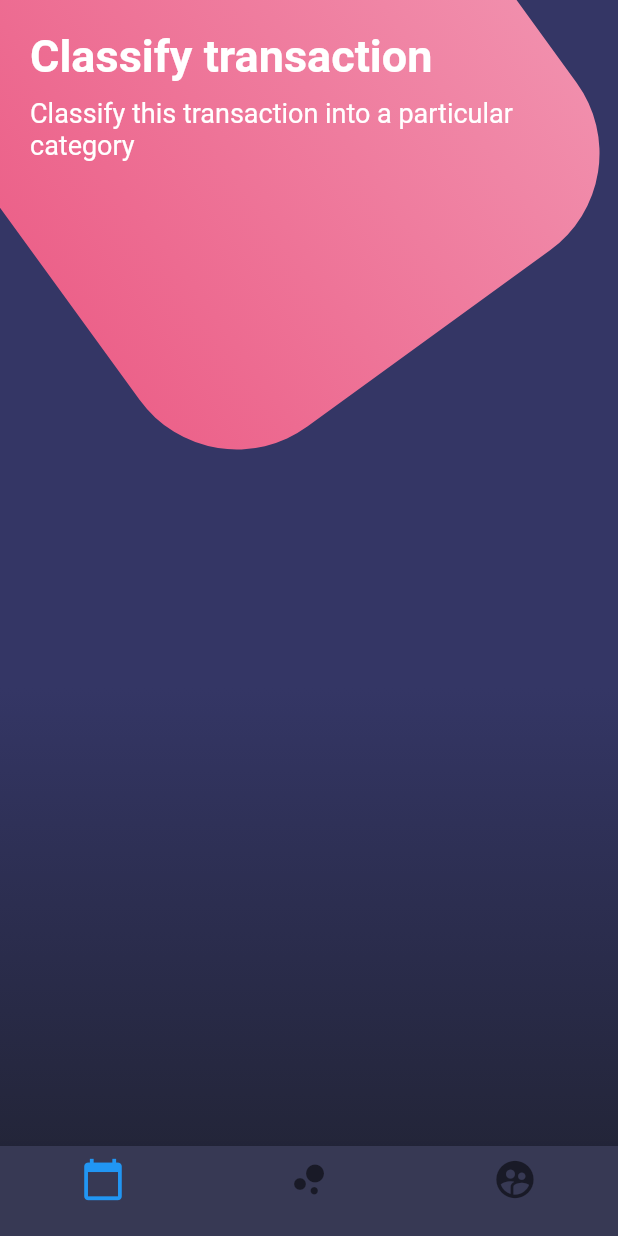
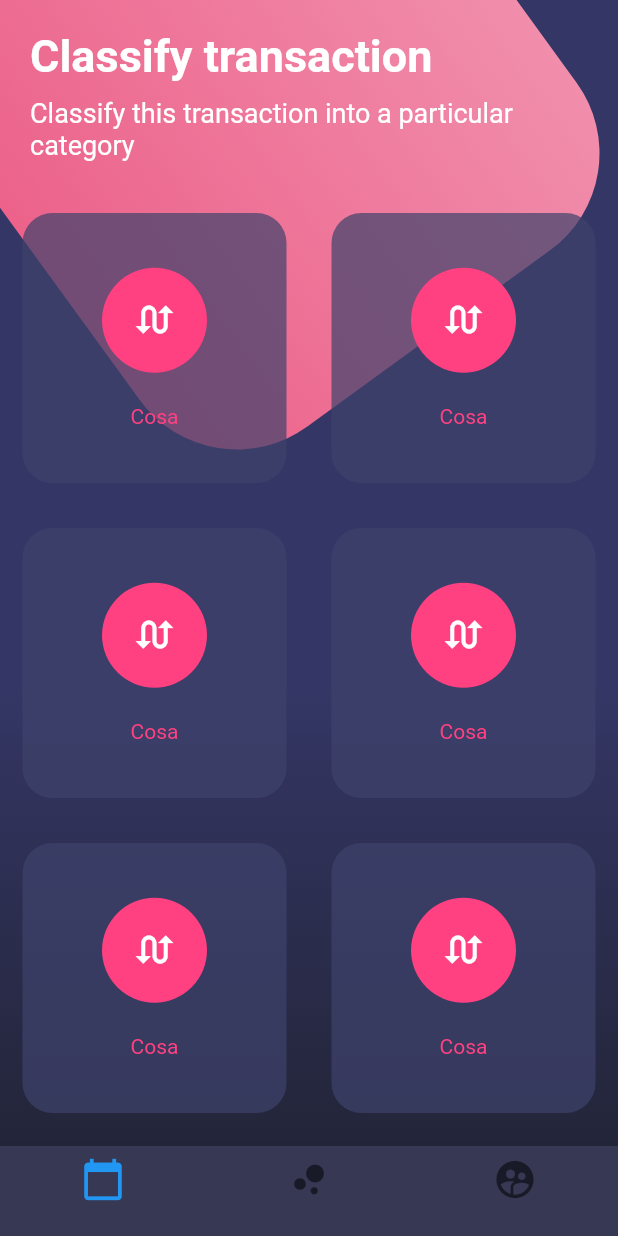
Before and after one commit to KarenTamer/Disenos, a Flutter app: the screen it shows after launch, on a phone screen of 412 x 824 dp. Run offline on Flutter 3.47's test engine with Material 2 defaults, Android fonts, the phone set to English and light mode, and no system bars.

Commit message:
DiseñoCompuesto Table

```diff
--- a/lib/src/pages/botones_page.dart
+++ b/lib/src/pages/botones_page.dart
@@ -15,6 +15,7 @@ class BotonesPage extends StatelessWidget {
             child: Column(
               children: <Widget>[
                 _titulos(),
+                _botonesRedondeados(),
               ],
             ),
           )
@@ -115,4 +116,61 @@ class BotonesPage extends StatelessWidget {
     );
   }
 
+  Widget _botonesRedondeados(){
+    return Table(
+      children: [
+        TableRow(
+          children: [
+           _crearBotonRedondeado(),
+           _crearBotonRedondeado(),
+          ]
+        ),
+        TableRow(
+          children: [
+          _crearBotonRedondeado(),
+           _crearBotonRedondeado(),
+          ]
+        ),
+        TableRow(
+          children: [
+          _crearBotonRedondeado(),
+           _crearBotonRedondeado(),
+          ]
+        ),
+        TableRow(
+          children: [
+          _crearBotonRedondeado(),
+           _crearBotonRedondeado(),
+          ]
+        ),
+
+      ],
+    );
+  }
+
+  Widget _crearBotonRedondeado(){
+    return Container(
+      height: 180.0,
+      margin: EdgeInsets.all(15.0),
+      decoration: BoxDecoration(
+        color: Color.fromRGBO(62, 66, 107, 0.7),
+        borderRadius: BorderRadius.circular(20.0)
+      ),
+      child: Column(
+        mainAxisAlignment: MainAxisAlignment.spaceAround,
+        children: <Widget>[
+          SizedBox(height: 5.0),
+          CircleAvatar(
+            backgroundColor: Colors.pinkAccent,
+            radius: 35.0,
+            child: Icon(Icons.swap_calls,color: Colors.white,size: 30.0),
+          ),
+          Text('Cosa',style: TextStyle(color: Colors.pinkAccent)),
+          SizedBox(height: 5.0)
+        ],
+      ),
+    );
+  }
+
+
 }
```
